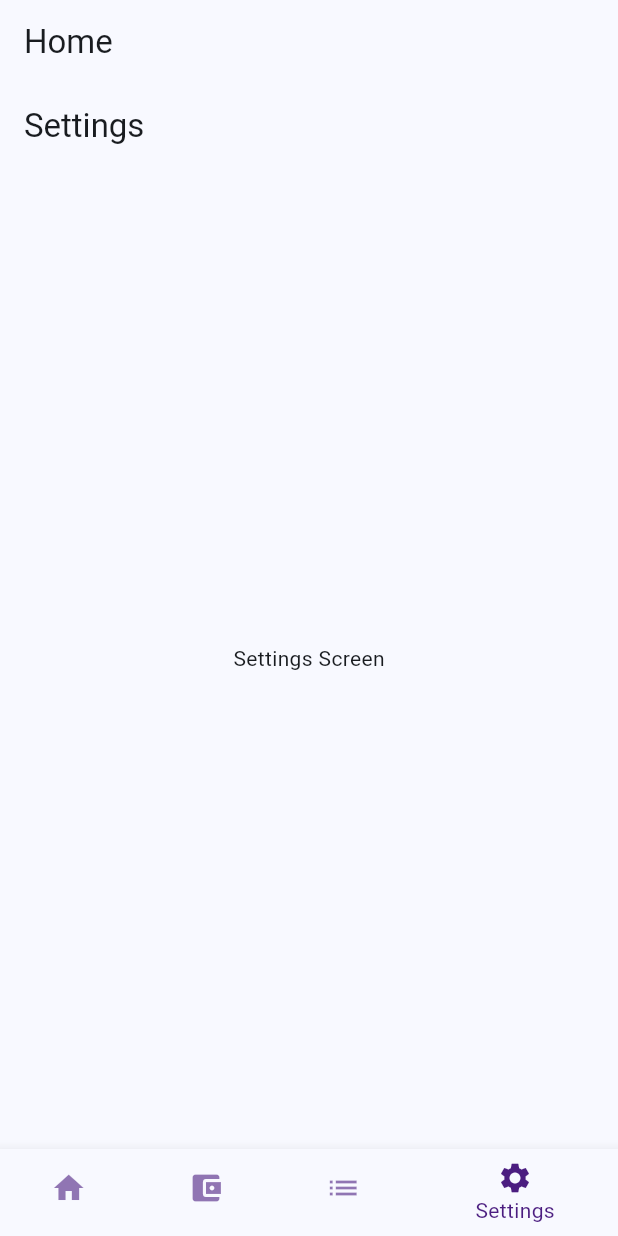
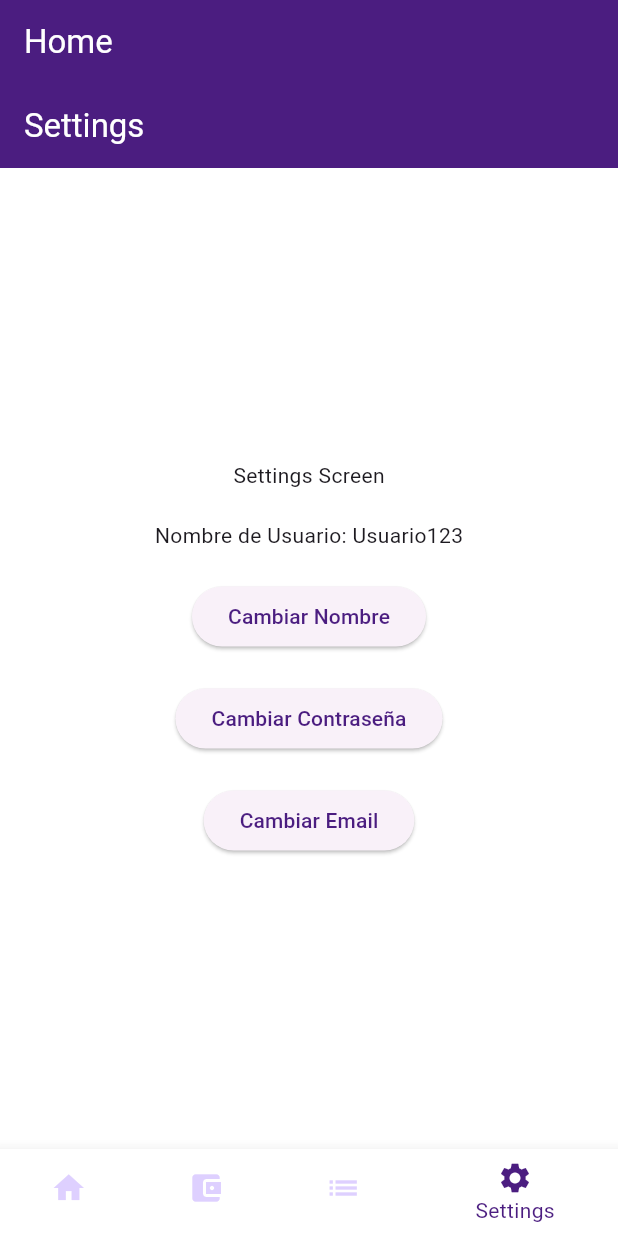
Before and after one commit to DanielAlexander27/hackathon-v2-deuna, a Flutter app: the screen it shows after launch, item 4 of the bottom bar chosen, on a phone screen of 412 x 824 dp. Run offline on Flutter 3.47's test engine with Material 3 defaults, Android fonts, the phone set to English and light mode, and no system bars; our stand-ins replace flutter_riverpod, go_router, riverpod_annotation; generated files the repository leaves out were written again.

Commit message:
commit 3

```diff
--- a/lib/main.dart
+++ b/lib/main.dart
@@ -16,9 +16,25 @@
     return MaterialApp.router(
       title: 'Digital Wallet',
       theme: ThemeData(
-        colorScheme: ColorScheme.fromSeed(seedColor: Colors.blue),
+        colorScheme: ColorScheme.fromSeed(
+          seedColor: const Color(0xFF4B1D80),
+          primary: const Color(0xFF4B1D80),
+          secondary: const Color(0xFF00DCAC),
+          background: const Color(0xFFFFFFFF),
+          surface: const Color.fromARGB(255, 255, 255, 255),
+        ),
+        scaffoldBackgroundColor: const Color(0xFFFFFFFF),
+        appBarTheme: const AppBarTheme(
+          backgroundColor: Color(0xFF4B1D80),
+          foregroundColor: Color(0xFFFFFFFF),
+        ),
+        bottomNavigationBarTheme: const BottomNavigationBarThemeData(
+          selectedItemColor: Color(0xFF4B1D80),
+          unselectedItemColor: Color(0xFFDED0FF),
+          backgroundColor: Colors.white, // Fondo blanco para los iconos
+        ),
       ),
-      debugShowCheckedModeBanner: false, // Aquí se desactiva el banner de debug
+      debugShowCheckedModeBanner: false,
       routerConfig: ref.watch(appRouterProvider),
     );
   }
@@ -102,8 +118,9 @@
           ),
         ],
         currentIndex: _selectedIndex,
-        selectedItemColor: Color(0xFF4B1D80),
-        unselectedItemColor: Color(0xFF4B1D80).withOpacity(0.6),
+        selectedItemColor: const Color(0xFF4B1D80),
+        unselectedItemColor: const Color(0xFFDED0FF),
+        backgroundColor: Colors.white,
         onTap: _onItemTapped,
       ),
     );
@@ -118,7 +135,14 @@
     return Scaffold(
       appBar: AppBar(title: const Text('Inicio')),
       body: Center(
-        child: const Text('Inicio Screen'),
+        child: Column(
+          mainAxisAlignment: MainAxisAlignment.center,
+          children: const [
+            Text('Inicio Screen'),
+            SizedBox(height: 20),
+            Text('Nombre de Usuario: Usuario123'),
+          ],
+        ),
       ),
     );
   }
@@ -146,7 +170,25 @@
     return Scaffold(
       appBar: AppBar(title: const Text('Transactions')),
       body: Center(
-        child: const Text('Transactions Screen'),
+        child: Column(
+          children: [
+            const Text('Transactions Screen'),
+            const SizedBox(height: 20),
+            ElevatedButton(
+              onPressed: () {
+                // Implement date filter logic here
+              },
+              child: const Text('Filtrar por fecha'),
+            ),
+            const SizedBox(height: 20),
+            // Placeholder for the graph
+            Container(
+              height: 200,
+              color: Colors.grey[300],
+              child: const Center(child: Text('Gráfico de Transacciones')),
+            ),
+          ],
+        ),
       ),
     );
   }
@@ -160,7 +202,35 @@
     return Scaffold(
       appBar: AppBar(title: const Text('Settings')),
       body: Center(
-        child: const Text('Settings Screen'),
+        child: Column(
+          mainAxisAlignment: MainAxisAlignment.center,
+          children: [
+            const Text('Settings Screen'),
+            const SizedBox(height: 20),
+            const Text('Nombre de Usuario: Usuario123'),
+            const SizedBox(height: 20),
+            ElevatedButton(
+              onPressed: () {
+                // Implement change name logic here
+              },
+              child: const Text('Cambiar Nombre'),
+            ),
+            const SizedBox(height: 20),
+            ElevatedButton(
+              onPressed: () {
+                // Implement change password logic here
+              },
+              child: const Text('Cambiar Contraseña'),
+            ),
+            const SizedBox(height: 20),
+            ElevatedButton(
+              onPressed: () {
+                // Implement change email logic here
+              },
+              child: const Text('Cambiar Email'),
+            ),
+          ],
+        ),
       ),
     );
   }
```
